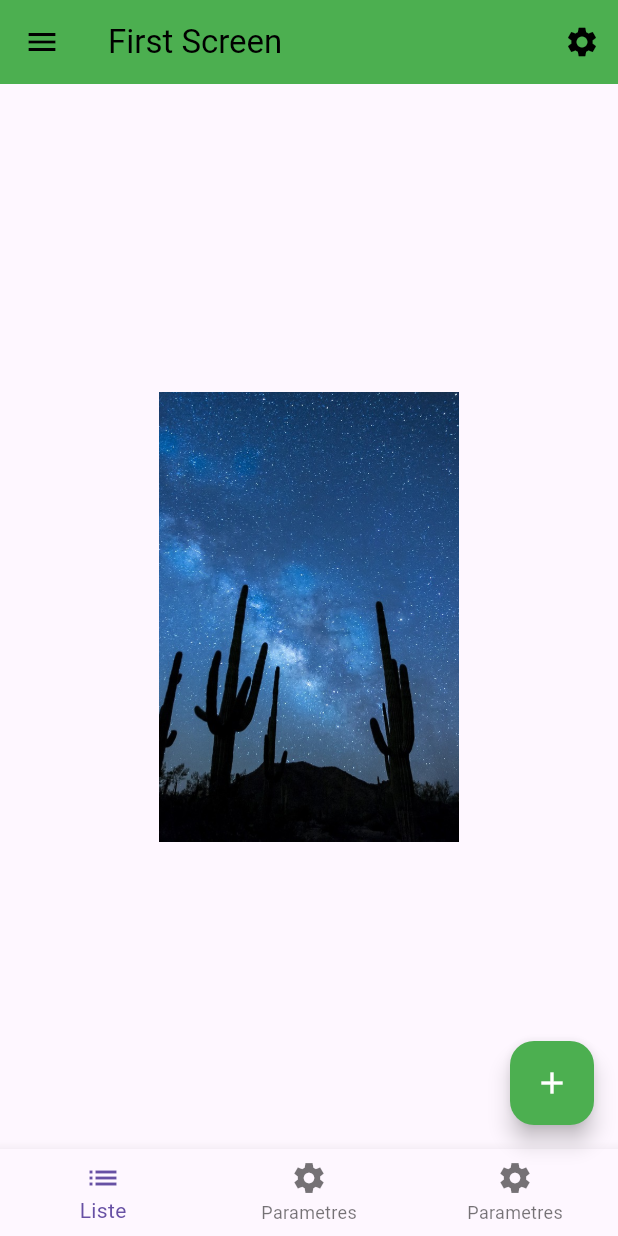
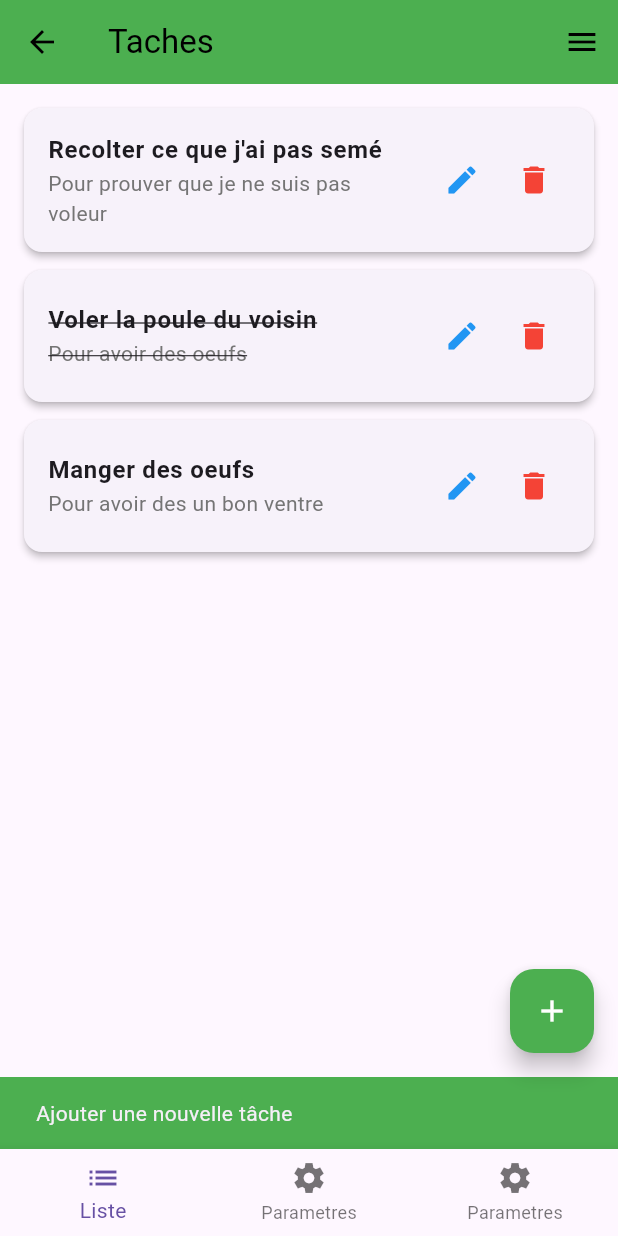
Before and after one commit to henocn/flutter-basis, a Flutter app: the screen it shows after launch, after a tap on the "add" icon, on a phone screen of 412 x 824 dp. Run offline on Flutter 3.47's test engine with Material 3 defaults, Android fonts, the light colour scheme and no system bars.

Commit message:
Ajout de la classe et creation de la liste des taches

```diff
--- a/lib/main.dart
+++ b/lib/main.dart
@@ -1,3 +1,4 @@
+import 'package:bases/screens/task_list_screen.dart';
 import 'package:flutter/material.dart';
 
 void main() {
@@ -12,48 +13,7 @@ class App extends StatelessWidget {
     return MaterialApp(
       title: "First App",
       debugShowCheckedModeBanner: false,
-      home: Scaffold(
-        appBar: AppBar(
-          title: const Text("First Screen"),
-          backgroundColor: Colors.green,
-          foregroundColor: Colors.black,
-          leading: const Icon(Icons.menu),
-          actions: [
-            IconButton(onPressed: () {}, icon: const Icon(Icons.settings)),
-          ],
-        ),
-        body: Center(
-          child: Image.asset(
-            "assets/images/image1.jpeg",
-            width: 200,
-            height: 300,
-            fit: BoxFit.cover,
-          ),
-        ),
-        bottomNavigationBar: BottomNavigationBar(
-          items: [
-            BottomNavigationBarItem(icon: Icon(Icons.list), label: "Liste"),
-            BottomNavigationBarItem(
-              icon: Icon(Icons.settings_sharp),
-              label: "Parametres",
-            ),
-            BottomNavigationBarItem(
-              icon: Icon(Icons.settings_sharp),
-              label: "Parametres",
-            ),
-          ],
-        ),
-
-        floatingActionButton: FloatingActionButton(
-          onPressed: () {
-            print("Bouton flottant pressé !");
-          },
-          backgroundColor: Colors.green,
-          foregroundColor: Colors.white,
-          child: Icon(Icons.add),
-          tooltip: "Ajouter un élément",
-        ),
-      ),
+      home: TaskListScreen()
     );
   }
 }
--- /dev/null
+++ b/lib/models/task.dart
@@ -0,0 +1,11 @@
+class Task {
+  String title;
+  String description;
+  bool isDone = false;
+
+  Task({
+    required this.title,
+    required this.description,
+    required this.isDone
+  });
+}
--- /dev/null
+++ b/lib/screens/task_list_screen.dart
@@ -0,0 +1,124 @@
+import 'package:bases/models/task.dart';
+import 'package:flutter/material.dart';
+
+
+
+class TaskListScreen extends StatefulWidget {
+  const TaskListScreen({super.key});
+
+  @override
+  State<TaskListScreen> createState() => _TaskListScreenState();
+}
+
+class _TaskListScreenState extends State<TaskListScreen> {
+  // Liste des tâches
+  List<Task> tasks = [
+    Task(
+      title: "Recolter ce que j'ai pas semé",
+      description: 'Pour prouver que je ne suis pas voleur',
+      isDone: false
+    ),
+    Task(
+      title: 'Voler la poule du voisin',
+      description: 'Pour avoir des oeufs',
+      isDone: true
+    ),
+    Task(
+      title: 'Manger des oeufs',
+      description: 'Pour avoir des un bon ventre',
+      isDone: false
+    )
+  ];
+
+
+  @override
+  Widget build(BuildContext context) {
+    return Scaffold(
+      appBar: AppBar(
+        title: const Text("Taches"),
+        backgroundColor: Colors.green,
+        foregroundColor: Colors.black,
+        leading: const Icon(Icons.arrow_back),
+        actions: [IconButton(onPressed: () {}, icon: const Icon(Icons.menu))],
+      ),
+      body: ListView.builder(
+        padding: const EdgeInsets.all(16),
+        itemCount: tasks.length,
+        itemBuilder: (context, index) {
+          final task = tasks[index];
+          return Card(
+            margin: const EdgeInsets.only(bottom: 12),
+            elevation: 2,
+            child: ListTile(
+              contentPadding: const EdgeInsets.symmetric(
+                horizontal: 16,
+                vertical: 8,
+              ),
+              title: Text(
+                task.title,
+                style: TextStyle(
+                  fontWeight: FontWeight.bold,
+                  decoration:
+                      task.isDone ? TextDecoration.lineThrough : null,
+                ),
+              ),
+              subtitle: Text(
+                task.description,
+                style: TextStyle(
+                  color: Colors.grey[600],
+                  decoration:
+                      task.isDone ? TextDecoration.lineThrough : null,
+                ),
+              ),
+              trailing: Row(
+                mainAxisSize: MainAxisSize.min,
+                children: [
+                  // Bouton Edit
+                  IconButton(
+                    onPressed: () {},
+                    icon: const Icon(Icons.edit, color: Colors.blue),
+                    tooltip: 'Modifier',
+                  ),
+                  // Bouton Delete
+                  IconButton(
+                    onPressed: () => {},
+                    icon: const Icon(Icons.delete, color: Colors.red),
+                    tooltip: 'Supprimer',
+                  ),
+                ],
+              )
+            ),
+          );
+        },
+      ),
+      bottomNavigationBar: BottomNavigationBar(
+        items: [
+          BottomNavigationBarItem(icon: Icon(Icons.list), label: "Liste"),
+          BottomNavigationBarItem(
+            icon: Icon(Icons.settings_sharp),
+            label: "Parametres",
+          ),
+          BottomNavigationBarItem(
+            icon: Icon(Icons.settings_sharp),
+            label: "Parametres",
+          ),
+        ],
+      ),
+      floatingActionButton: FloatingActionButton(
+        onPressed: () {
+          // Ici vous pouvez ajouter la logique pour ajouter une nouvelle tâche
+          ScaffoldMessenger.of(context).showSnackBar(
+            const SnackBar(
+              content: Text('Ajouter une nouvelle tâche'),
+              backgroundColor: Colors.green,
+            ),
+          );
+        },
+        backgroundColor: Colors.green,
+        foregroundColor: Colors.white,
+        child: Icon(Icons.add),
+        tooltip: "Ajouter un élément",
+      ),
+    );
+  }
+}
--- /dev/null
+++ b/partials/task_app_bar.dart
@@ -0,0 +1,16 @@
+import 'package:flutter/material.dart';
+
+class TaskAppBar extends StatelessWidget {
+  const TaskAppBar({super.key});
+
+  @override
+  Widget build(BuildContext context) {
+    return AppBar(
+      title: const Text("First Screen"),
+      backgroundColor: Colors.green,
+      foregroundColor: Colors.black,
+      leading: const Icon(Icons.menu),
+      actions: [IconButton(onPressed: () {}, icon: const Icon(Icons.settings))],
+    );
+  }
+}
```
